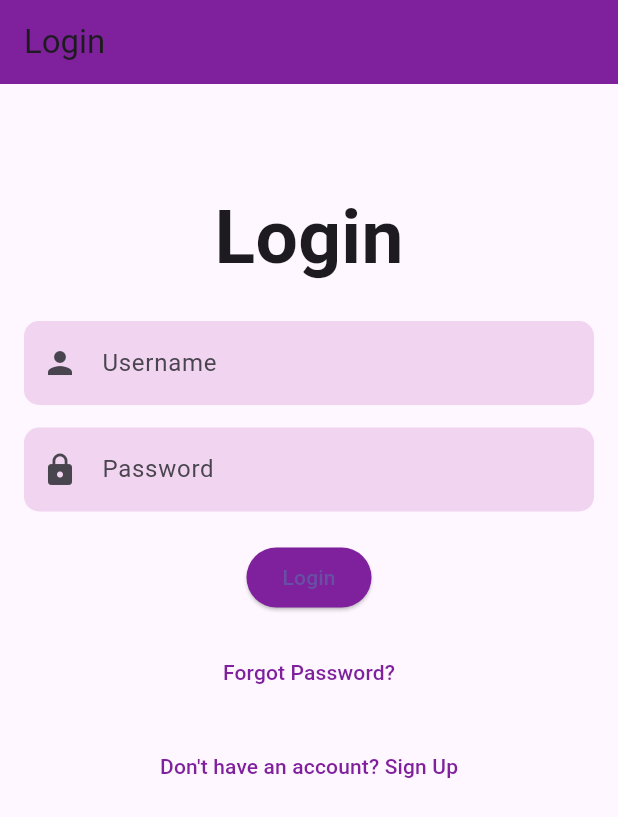
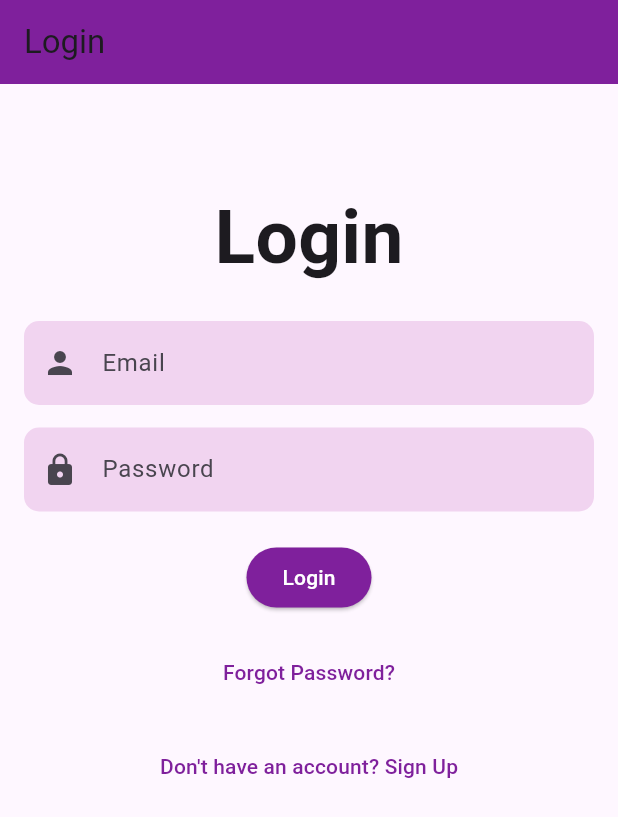
Before and after one commit to IamShiluJaZz/day_3, a Flutter app: the screen it shows after launch, on a phone screen of 412 x 824 dp. Shown: the top 817 px of the screen. Run offline on Flutter 3.47's test engine with Material 3 defaults, Android fonts, the phone set to English and light mode, and no system bars; our stand-ins replace firebase_auth, firebase_core; accounts and stored records are empty; key blocks and very long unbroken strings in the code were emptied for the run.

Commit message:
flutter class upadted

```diff
--- a/lib/login.dart
+++ b/lib/login.dart
@@ -1,65 +1,73 @@
-
+import 'package:day_3/profilescreen.dart';
 import 'package:day_3/registration.dart';
+import 'package:day_3/services/firebaseauthservice.dart';
 import 'package:flutter/material.dart';
 
 
-class  Login extends StatefulWidget {
-  const Login ({super.key});
+class Login extends StatefulWidget {
+  const Login({super.key});
 
   @override
   _LoginPageState createState() => _LoginPageState();
 }
 
 class _LoginPageState extends State<Login> {
+  // Define TextEditingControllers for each field to manage input values
   final TextEditingController _usernameController = TextEditingController();
   final TextEditingController _passwordController = TextEditingController();
+
+  // Define GlobalKey for Form validation
   final _formKey = GlobalKey<FormState>();
 
   @override
   void dispose() {
+    // Clean up the controllers when the widget is disposed
     _usernameController.dispose();
     _passwordController.dispose();
     super.dispose();
   }
 
-  void _login() {
-    if (_formKey.currentState!.validate()) {
-      // Add login logic here
-      print("Login Successful");
-      // Navigate to another screen on successful login
-    }
-  }
+  bool isLoading = false;
 
   @override
   Widget build(BuildContext context) {
     return Scaffold(
       appBar: AppBar(
         title: const Text('Login'),
-        backgroundColor: const Color.fromARGB(255, 127, 32, 156),
+        backgroundColor: Color.fromARGB(255, 127, 32, 156),
       ),
       body: GestureDetector(
-        onTap: () => FocusScope.of(context).unfocus(),
+        onTap: () {
+          // Close the keyboard when tapping outside the TextField
+          FocusScope.of(context).unfocus();
+        },
         child: SingleChildScrollView(
           padding: const EdgeInsets.all(16.0),
           child: Form(
-            key: _formKey,
+            key: _formKey, // Form key for validation
             child: Column(
+              mainAxisAlignment: MainAxisAlignment.center,
+              crossAxisAlignment: CrossAxisAlignment.center,
               children: [
-                const SizedBox(height: 50),
+                SizedBox(height: 50), // Spacing from the top
                 const Text(
                   'Login',
                   style: TextStyle(fontSize: 50, fontWeight: FontWeight.bold),
                 ),
                 const SizedBox(height: 20),
-                // Username Field
+                // Username TextField with validation
                 TextFormField(
                   controller: _usernameController,
                   decoration: InputDecoration(
-                    labelText: 'Username',
+                    labelText: 'Email',
                     prefixIcon: const Icon(Icons.person),
                     filled: true,
-                    fillColor: const Color.fromARGB(255, 241, 212, 240),
+                    fillColor: Color.fromARGB(255, 241, 212, 240),
                     enabledBorder: OutlineInputBorder(
+                      borderRadius: BorderRadius.circular(10),
+                      borderSide: BorderSide.none,
+                    ),
+                    focusedBorder: OutlineInputBorder(
                       borderRadius: BorderRadius.circular(10),
                       borderSide: BorderSide.none,
                     ),
@@ -72,16 +80,20 @@ class _LoginPageState extends State<Login> {
                   },
                 ),
                 const SizedBox(height: 15),
-                // Password Field
+                // Password TextField with validation
                 TextFormField(
                   controller: _passwordController,
-                  obscureText: true,
+                  obscureText: true, // to hide the password
                   decoration: InputDecoration(
                     labelText: 'Password',
                     prefixIcon: const Icon(Icons.lock),
                     filled: true,
-                    fillColor: const Color.fromARGB(255, 241, 212, 240),
+                    fillColor: Color.fromARGB(255, 241, 212, 240),
                     enabledBorder: OutlineInputBorder(
+                      borderRadius: BorderRadius.circular(10),
+                      borderSide: BorderSide.none,
+                    ),
+                    focusedBorder: OutlineInputBorder(
                       borderRadius: BorderRadius.circular(10),
                       borderSide: BorderSide.none,
                     ),
@@ -98,19 +110,32 @@ class _LoginPageState extends State<Login> {
                 ElevatedButton(
                   style: ElevatedButton.styleFrom(
                     fixedSize: const Size(double.infinity, 40),
-                    backgroundColor: const Color.fromARGB(255, 127, 32, 156),
+                    backgroundColor: Color.fromARGB(255, 127, 32, 156),
                   ),
-                  onPressed: _login,
-                  child: const Text('Login'),
+                  onPressed: () async {
+                    setState(() {
+                      isLoading = true;
+                    });
+                    // Navigate to the Sign Up page
+                    await login(
+                        email: _usernameController.text,
+                        password: _passwordController.text,
+                        context: context);
+                    setState(() {
+                      isLoading = false;
+                    });
+                  }, // Trigger login when pressed
+                  child:isLoading? CircularProgressIndicator(): const Text(
+                    'Login',
+                    style: TextStyle(color: Colors.white),
+                  ),
                 ),
                 const SizedBox(height: 15),
-                // Forgot Password
+                // Forgot Password Button
                 TextButton(
                   onPressed: () {
-                    Navigator.push(
-                      context,
-                      MaterialPageRoute(builder: (context) => const Registration()),
-                    );
+                    // Navigate to the forgot password screen
+                    // You can create another screen or show a dialog
                   },
                   child: const Text(
                     'Forgot Password?',
@@ -120,13 +145,14 @@ class _LoginPageState extends State<Login> {
                   ),
                 ),
                 const SizedBox(height: 15),
-                // Sign Up
+                // Sign Up Button (to navigate to Sign Up page)
                 TextButton(
                   onPressed: () {
+                    // Navigate to the Sign Up page
                     Navigator.push(
-                      context,
-                      MaterialPageRoute(builder: (context) => const Registration()),
-                    );
+                        context,
+                        MaterialPageRoute(
+                            builder: (context) => Registration()));
                   },
                   child: const Text(
                     'Don\'t have an account? Sign Up',
--- a/lib/profilescreen.dart
+++ b/lib/profilescreen.dart
@@ -16,7 +16,7 @@ class Profilepage extends StatelessWidget {
         ),
         Text("Shilu",style: TextStyle(color: Colors.amber),),
         Text("MCA",style:TextStyle(color: Colors.blue,fontWeight: FontWeight.bold),),
-        Divider(color: Colors.white,indent: 100,endIndent: 200)
+        Divider(color: Colors.white,indent: 100,endIndent: 100)
 
 
 
--- a/pubspec.yaml
+++ b/pubspec.yaml
@@ -35,6 +35,7 @@ dependencies:
   # Use with the CupertinoIcons class for iOS style icons.
   cupertino_icons: ^1.0.8
   firebase_core: ^3.9.0
+  firebase_auth: ^5.3.4
 
 dev_dependencies:
   flutter_test:
```
Also changed, not shown: lib/bottom_navigation_screen.dart (added, +42 -0 lines), lib/main.dart (+8 -1 lines), lib/note_screen.dart (added, +15 -0 lines), lib/registration.dart (+32 -6 lines), lib/services/firebaseauthservice.dart (added, +46 -0 lines), pubspec.lock, 4 other files.
